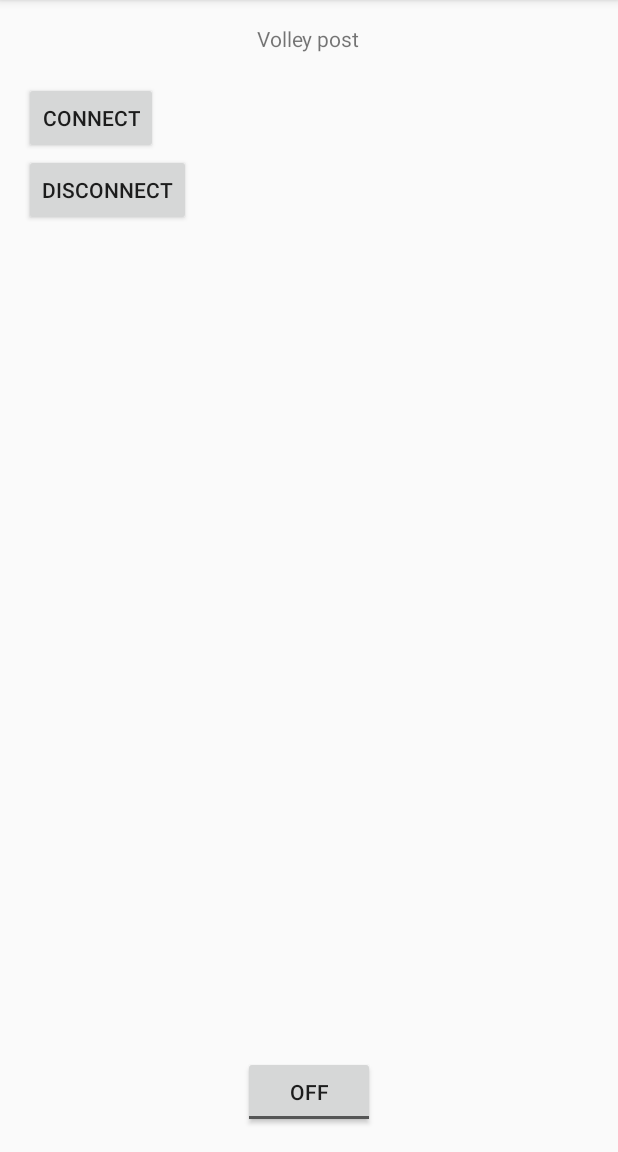
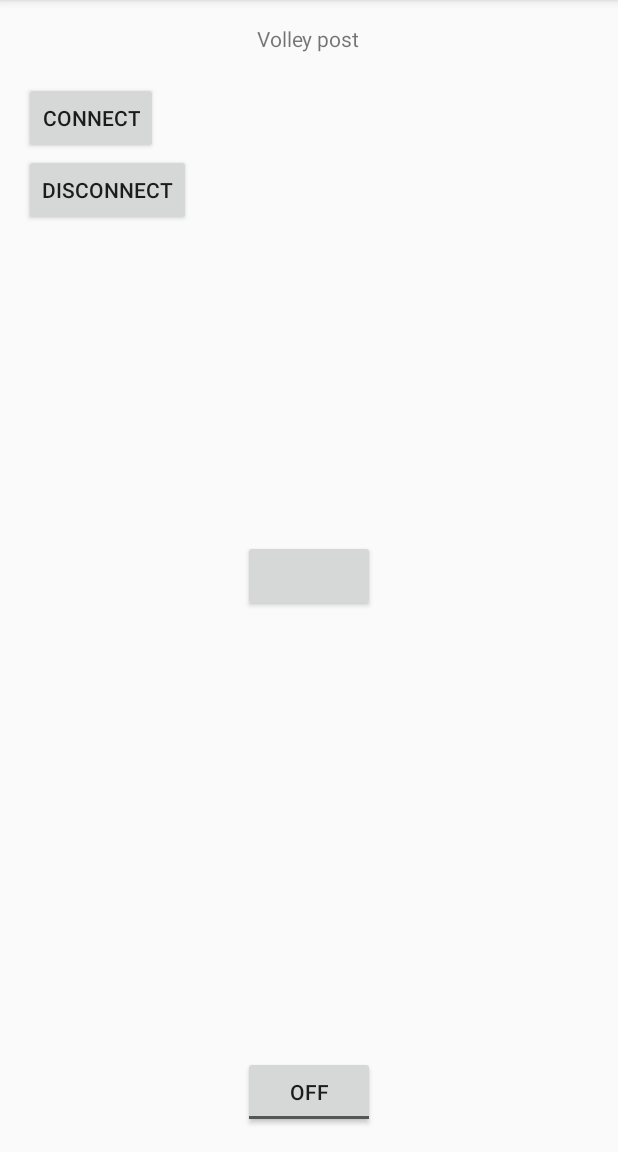
Before and after one commit to kidwalom/EyesDownLightsOut, an Android app: the screen it shows after launch (MainActivity), on a phone screen of 412 x 824 dp, the part 84-1236 px from its top. Run offline under Robolectric (Android 15) with nearby library versions, the phone set to English and light mode, and no system bars; our stand-ins replace Volley; libraries missing offline, so code that uses them is left out: com.getpebble.android; 2 statements that could not run were skipped.

Commit message:
pushing vibrate button

```diff
--- a/StudioProject/LAHacks/app/build.gradle
+++ b/StudioProject/LAHacks/app/build.gradle
@@ -32,8 +32,3 @@ repositories {
     maven { url "https://oss.sonatype.org/content/groups/public/" }
 
 }
-
-repositories {
-    mavenCentral()
-    maven { url "https://oss.sonatype.org/content/groups/public/" }
-}
--- a/StudioProject/LAHacks/app/src/main/java/com/hitheshreddivari/lahacks/MainActivity.java
+++ b/StudioProject/LAHacks/app/src/main/java/com/hitheshreddivari/lahacks/MainActivity.java
@@ -235,4 +235,8 @@ public class MainActivity extends ActionBarActivity {
         Log.d("destroy","destroyed");
         tgDevice.close();
     }
+    public void sendAlert(View view){
+        mPebbleMessenger.sendAlert();
+
+    }
 }
--- a/StudioProject/LAHacks/app/src/main/java/com/hitheshreddivari/lahacks/PebbleMessenger.java
+++ b/StudioProject/LAHacks/app/src/main/java/com/hitheshreddivari/lahacks/PebbleMessenger.java
@@ -12,7 +12,7 @@ import java.util.UUID;
  * Created by hitheshaum on 4/4/15.
  */
 public class PebbleMessenger {
-    private final static UUID PEBBLE_APP_UUID = UUID.fromString("3f3f8e3d-ffce-46ac-942d-c304a23dcfeb");
+    private final static UUID PEBBLE_APP_UUID = UUID.fromString("3afbfb13-0beb-47ad-ae8f-6f665e5d089c");
     public final static int PEBBLE_NOT_CONNECTED = 1;
     private Context mContext;
     public PebbleMessenger(Context mContext){
--- a/StudioProject/LAHacks/app/src/main/res/layout/activity_post.xml
+++ b/StudioProject/LAHacks/app/src/main/res/layout/activity_post.xml
@@ -44,5 +44,10 @@
         android:layout_below="@+id/button"
         android:layout_alignParentLeft="true"
         android:layout_alignParentStart="true"/>
+    <Button
+        android:layout_centerInParent="true"
+        android:onClick="sendAlert"
+        android:layout_width="wrap_content"
+        android:layout_height="wrap_content" />
 
 </RelativeLayout>
```
Also changed, not shown: 5 other files.
